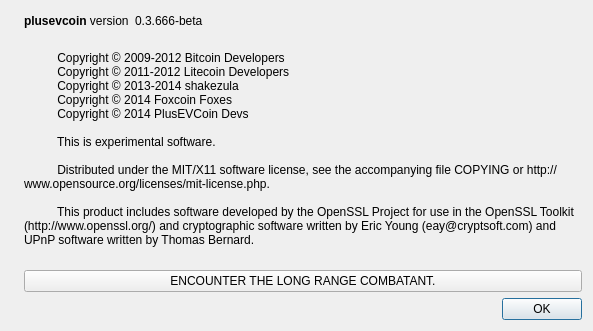
Before: the Qt Designer form src/qt/forms/aboutdialog.ui in plusevcoin/plusevcoin, drawn with Qt 5.
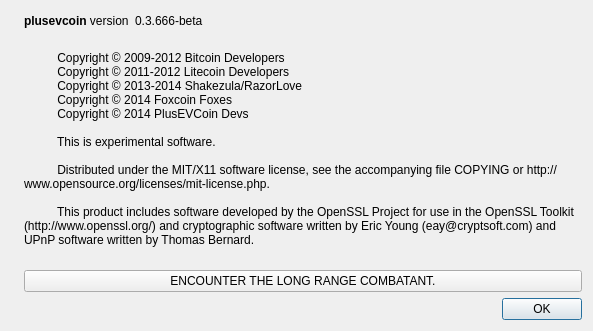
After: the same form once the commit is applied. Icons and pictures are not drawn.

Diff of the .ui file:
```diff
--- a/src/qt/forms/aboutdialog.ui
+++ b/src/qt/forms/aboutdialog.ui
@@ -97,7 +97,7 @@
         <string>
           Copyright © 2009-2012 Bitcoin Developers
           Copyright © 2011-2012 Litecoin Developers
-          Copyright © 2013-2014 shakezula
+          Copyright © 2013-2014 Shakezula/RazorLove
           Copyright © 2014 Foxcoin Foxes
           Copyright © 2014 PlusEVCoin Devs
 
```
